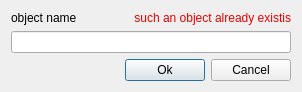
First picture: the form in ilastik/workflows/carving/saveAsDialog.ui, repository ilastik/ilastik, before the edit.
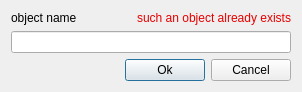
Second picture: the form after the edit.

Commit message: Carving: Fixed a typo in the "Save As" window.

Patch:
```diff
--- a/ilastik/workflows/carving/saveAsDialog.ui
+++ b/ilastik/workflows/carving/saveAsDialog.ui
@@ -91,7 +91,7 @@
       </palette>
      </property>
      <property name="text">
-      <string>such an object already existis</string>
+      <string>such an object already exists</string>
      </property>
      <property name="alignment">
       <set>Qt::AlignRight|Qt::AlignTrailing|Qt::AlignVCenter</set>
```
